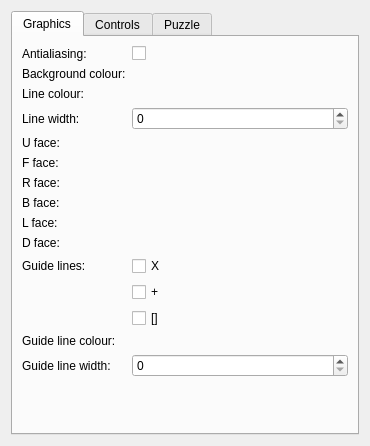
Above: settingswindow.ui from benwh1/cubesim before the change. Below: the same form after it.
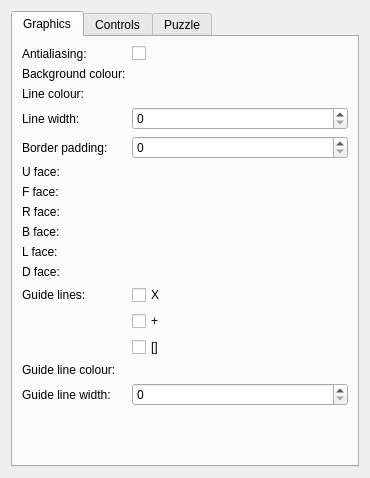
That is the form after the change. Custom widgets are drawn as their Qt base class.

Commit message: Add border padding setting

Patch:
```diff
--- a/settingswindow.ui
+++ b/settingswindow.ui
@@ -7,7 +7,7 @@
     <x>0</x>
     <y>0</y>
     <width>370</width>
-    <height>446</height>
+    <height>478</height>
    </rect>
   </property>
   <property name="minimumSize">
@@ -79,111 +79,125 @@
          <item row="3" column="1">
           <widget class="QSpinBox" name="lineWidthSpinBox"/>
          </item>
+         <item row="5" column="0">
+          <widget class="QLabel" name="label_9">
+           <property name="text">
+            <string>U face:</string>
+           </property>
+          </widget>
+         </item>
+         <item row="5" column="1">
+          <widget class="ColorSettingWidget" name="faceUColourWidget" native="true"/>
+         </item>
+         <item row="6" column="0">
+          <widget class="QLabel" name="label_10">
+           <property name="text">
+            <string>F face:</string>
+           </property>
+          </widget>
+         </item>
+         <item row="6" column="1">
+          <widget class="ColorSettingWidget" name="faceFColourWidget" native="true"/>
+         </item>
+         <item row="7" column="0">
+          <widget class="QLabel" name="label_11">
+           <property name="text">
+            <string>R face:</string>
+           </property>
+          </widget>
+         </item>
+         <item row="7" column="1">
+          <widget class="ColorSettingWidget" name="faceRColourWidget" native="true"/>
+         </item>
+         <item row="8" column="0">
+          <widget class="QLabel" name="label_12">
+           <property name="text">
+            <string>B face:</string>
+           </property>
+          </widget>
+         </item>
+         <item row="8" column="1">
+          <widget class="ColorSettingWidget" name="faceBColourWidget" native="true"/>
+         </item>
+         <item row="9" column="0">
+          <widget class="QLabel" name="label_13">
+           <property name="text">
+            <string>L face:</string>
+           </property>
+          </widget>
+         </item>
+         <item row="9" column="1">
+          <widget class="ColorSettingWidget" name="faceLColourWidget" native="true"/>
+         </item>
          <item row="10" column="0">
+          <widget class="QLabel" name="label_14">
+           <property name="text">
+            <string>D face:</string>
+           </property>
+          </widget>
+         </item>
+         <item row="10" column="1">
+          <widget class="ColorSettingWidget" name="faceDColourWidget" native="true"/>
+         </item>
+         <item row="11" column="0">
           <widget class="QLabel" name="label_6">
            <property name="text">
             <string>Guide lines:</string>
            </property>
           </widget>
          </item>
-         <item row="10" column="1">
+         <item row="11" column="1">
           <widget class="QCheckBox" name="guideLinesCrossCheckBox">
            <property name="text">
             <string>X</string>
            </property>
           </widget>
          </item>
-         <item row="11" column="1">
+         <item row="12" column="1">
           <widget class="QCheckBox" name="guideLinesPlusCheckBox">
            <property name="text">
             <string>+</string>
            </property>
           </widget>
          </item>
-         <item row="12" column="1">
+         <item row="13" column="1">
           <widget class="QCheckBox" name="guideLinesBoxCheckBox">
            <property name="text">
             <string>[]</string>
            </property>
           </widget>
          </item>
-         <item row="13" column="1">
-          <widget class="ColorSettingWidget" name="guideLineColourWidget" native="true"/>
-         </item>
-         <item row="13" column="0">
+         <item row="14" column="0">
           <widget class="QLabel" name="label_7">
            <property name="text">
             <string>Guide line colour:</string>
            </property>
           </widget>
          </item>
-         <item row="14" column="0">
+         <item row="14" column="1">
+          <widget class="ColorSettingWidget" name="guideLineColourWidget" native="true"/>
+         </item>
+         <item row="15" column="0">
           <widget class="QLabel" name="label_8">
            <property name="text">
             <string>Guide line width:</string>
            </property>
           </widget>
          </item>
-         <item row="14" column="1">
+         <item row="15" column="1">
           <widget class="QSpinBox" name="guideLineWidthSpinBox"/>
          </item>
          <item row="4" column="0">
-          <widget class="QLabel" name="label_9">
+          <widget class="QLabel" name="label_5">
            <property name="text">
-            <string>U face:</string>
+            <string>Border padding:</string>
            </property>
           </widget>
          </item>
          <item row="4" column="1">
-          <widget class="ColorSettingWidget" name="faceUColourWidget" native="true"/>
-         </item>
-         <item row="9" column="1">
-          <widget class="ColorSettingWidget" name="faceDColourWidget" native="true"/>
-         </item>
-         <item row="8" column="1">
-          <widget class="ColorSettingWidget" name="faceLColourWidget" native="true"/>
-         </item>
-         <item row="5" column="1">
-          <widget class="ColorSettingWidget" name="faceFColourWidget" native="true"/>
-         </item>
-         <item row="7" column="1">
-          <widget class="ColorSettingWidget" name="faceBColourWidget" native="true"/>
-         </item>
-         <item row="6" column="1">
-          <widget class="ColorSettingWidget" name="faceRColourWidget" native="true"/>
-         </item>
-         <item row="5" column="0">
-          <widget class="QLabel" name="label_10">
-           <property name="text">
-            <string>F face:</string>
-           </property>
-          </widget>
-         </item>
-         <item row="6" column="0">
-          <widget class="QLabel" name="label_11">
-           <property name="text">
-            <string>R face:</string>
-           </property>
-          </widget>
-         </item>
-         <item row="7" column="0">
-          <widget class="QLabel" name="label_12">
-           <property name="text">
-            <string>B face:</string>
-           </property>
-          </widget>
-         </item>
-         <item row="8" column="0">
-          <widget class="QLabel" name="label_13">
-           <property name="text">
-            <string>L face:</string>
-           </property>
-          </widget>
-         </item>
-         <item row="9" column="0">
-          <widget class="QLabel" name="label_14">
-           <property name="text">
-            <string>D face:</string>
+          <widget class="QSpinBox" name="borderPaddingSpinBox">
+           <property name="maximum">
+            <number>1000</number>
            </property>
           </widget>
          </item>
```
The commit also changes 8 other files.
